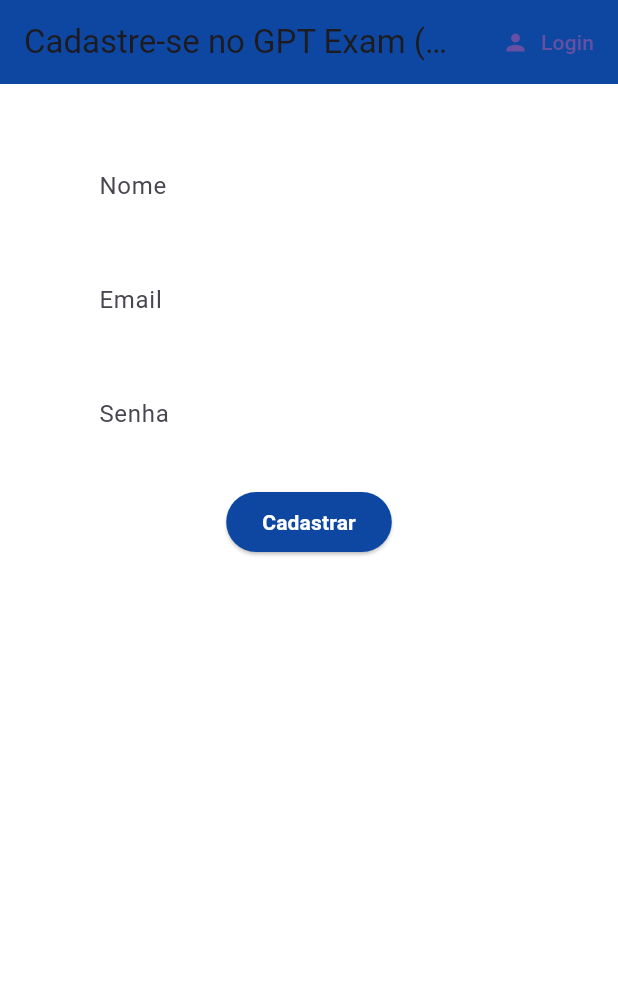
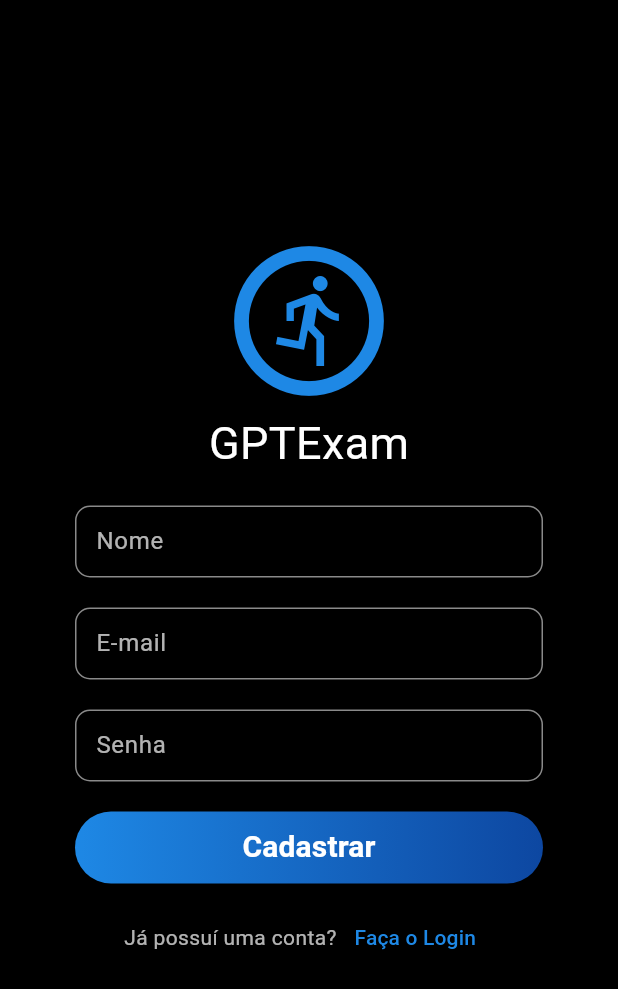
Before and after one commit to WarmMateTea/app_atex_gpt_exam, a Flutter app: the screen it shows after launch, after a tap on "Entrar", after a tap on "Cadastre-se", on a phone screen of 412 x 824 dp. Shown: the top 989 px of the screen. Run offline on Flutter 3.47's test engine with Material 3 defaults, Android fonts, the phone set to English and light mode, and no system bars; our stand-ins replace cloud_firestore, csv, file_picker, firebase_auth, firebase_core, flutter_dotenv and 1 more; missing offline and left inert: dart_openai, media_store_plus; accounts and stored records are empty.

Commit message:
Finished register page
Terminado página de registro e sua integração com a página de login,
também foi alterado alguns quesitos dentro da classe InputField
(input_field.dart).

```diff
--- a/lib/screens/authenticate/register.dart
+++ b/lib/screens/authenticate/register.dart
@@ -1,18 +1,19 @@
 import 'package:app_atex_gpt_exam/services/auth.dart';
 import 'package:app_atex_gpt_exam/shared/constants.dart';
+import 'package:app_atex_gpt_exam/screens/widgets/input_field.dart';
 import 'package:flutter/material.dart';
 
 class Register extends StatefulWidget {
   const Register({super.key, required this.toggleView});
 
-  final Function toggleView;  // quando essa função é ativada, como ela vem lá do authenticate, cuja render depende do estado do que toggleView() manipula, a bool do authenticate muda e ela exibe a tela de login ao invés dessa :D
+  final Function
+      toggleView; // quando essa função é ativada, como ela vem lá do authenticate, cuja render depende do estado do que toggleView() manipula, a bool do authenticate muda e ela exibe a tela de login ao invés dessa :D
 
   @override
   State<Register> createState() => _RegisterState();
 }
 
 class _RegisterState extends State<Register> {
-
   final AuthService _auth = AuthService();
   final _formKey = GlobalKey<FormState>();
   bool loading = false; // TODO: implement loading :)
@@ -23,63 +24,96 @@ class _RegisterState extends State<Register> {
   String name = '';
   String error = '';
 
+  TextEditingController nameController = TextEditingController();
+  TextEditingController emailController = TextEditingController();
+  TextEditingController passwordController = TextEditingController();
 
   @override
   Widget build(BuildContext context) {
     return Scaffold(
-      backgroundColor: Colors.white,
-      appBar: AppBar(
-        backgroundColor: Colors.blue[900],
-        elevation: 0,
-        title: const Text('Cadastre-se no GPT Exam (nome sujeito a mudanças)'),
-        actions: [
-          TextButton.icon(
-            icon: const Icon(Icons.person),
-            label: const Text('Login'),
-            onPressed: () => widget.toggleView(),
-          ),
-        ],
-      ),
-      body: Container(
+      backgroundColor: Colors.black,
+      // appBar: AppBar(
+      //   backgroundColor: Colors.blue[900],
+      //   elevation: 0,
+      //   title: const Text('Cadastre-se no GPT Exam (nome sujeito a mudanças)'),
+      //   actions: [
+      //     TextButton.icon(
+      //       icon: const Icon(Icons.person),
+      //       label: const Text('Login'),
+      //       onPressed: () => widget.toggleView(),
+      //     ),
+      //   ],
+      // ),
+      body: Center(
+        child: Container(
           padding: const EdgeInsets.symmetric(horizontal: 50, vertical: 20),
           child: Form(
             key: _formKey,
             child: Column(
+              mainAxisAlignment: MainAxisAlignment.center,
               children: [
-              const SizedBox(height: 20),
-              TextFormField(
-                decoration: textInputDecoration.copyWith(labelText: 'Nome'),
-                validator: ((value) => value!.isEmpty ? 'Insira um nome' : null),
-                onChanged: (val) {
-                  setState(() => name = val);
-                }
+                Icon(
+                  Icons.run_circle_outlined,
+                  color: Colors.blue.shade600,
+                  size: 120,
+                ),
+                const Text(
+                  "GPTExam",
+                  style: TextStyle(
+                    color: Colors.white,
+                    fontSize: 30,
+                  ),
                 ),
                 const SizedBox(height: 20),
-              TextFormField(
-                decoration: textInputDecoration.copyWith(labelText: 'Email'),
-                validator: ((value) => value!.isEmpty ? 'Insira um email' : null),
+                InputField(
+                  controller: nameController,
+                  labelText: "Nome",
+                  obscureText: false,
+                  validator: (value) =>
+                      value != null && value.isEmpty ? 'Insira seu nome' : null,
                   onChanged: (val) {
-                  setState(() => email = val);
+                    setState(() => name = nameController.text);
                   },
                 ),
                 const SizedBox(height: 20),
-              TextFormField(
-                decoration: textInputDecoration.copyWith(labelText: 'Senha'),
-                validator: ((value) => value!.length < 6 ? 'Insira uma senha com pelo menos 6 caracteres' : null),
-                obscureText: true,
+                InputField(
+                  controller: emailController,
+                  labelText: "E-mail",
+                  obscureText: false,
+                  validator: (value) => value != null && value.isEmpty
+                      ? 'Insira seu e-mail'
+                      : null,
                   onChanged: (val) {
-                  setState(() => password = val);
+                    setState(() => email = emailController.text);
                   },
                 ),
                 const SizedBox(height: 20),
-              ElevatedButton(
-                style: ElevatedButton.styleFrom(
-                  backgroundColor: Colors.blue[900],
-                  foregroundColor: Colors.white
+                InputField(
+                  controller: passwordController,
+                  labelText: "Senha",
+                  obscureText: true,
+                  validator: ((value) => value!.length < 6
+                      ? 'Insira uma senha com pelo menos 6 caracteres'
+                      : null),
+                  onChanged: (val) {
+                    setState(() => password = passwordController.text);
+                  },
                 ),
-                child: const Text(
-                  'Cadastrar',
-                  style: TextStyle(color: Colors.white, fontWeight: FontWeight.bold),
+                const SizedBox(height: 20),
+                Container(
+                  width: double.infinity,
+                  decoration: ShapeDecoration(
+                    shape: const StadiumBorder(),
+                    gradient: LinearGradient(
+                      colors: [
+                        Colors.blue.shade600,
+                        Colors.blue.shade900,
+                      ],
+                    ),
+                  ),
+                  child: TextButton(
+                    style: const ButtonStyle(
+                      splashFactory: NoSplash.splashFactory,
                     ),
                     onPressed: () async {
                       if (_formKey.currentState!.validate()) {
@@ -88,23 +122,59 @@ class _RegisterState extends State<Register> {
                           error = '';
                         });
 
-                    dynamic result = await _auth.registerWithEmailAndPassword(email, password, name);
+                        dynamic result =
+                            await _auth.registerWithEmailAndPassword(
+                                email, password, name);
 
                         if (result == null) {
                           setState(() {
                             loading = false;
-                        error = "O email já está sendo usado. Por favor, insira outro email.";
+                            error =
+                                "O email já está sendo usado. Por favor, insira outro email.";
                           });
                         }
                       } // o 'else' está no Main, que está escutando por mudanças de autenticação
                     },
+                    child: const Text(
+                      "Cadastrar",
+                      style: TextStyle(
+                          color: Colors.white,
+                          fontWeight: FontWeight.bold,
+                          fontSize: 20),
+                    ),
+                  ),
                 ),
                 const SizedBox(height: 12),
-                Text(
-                  error,
-                  style: const TextStyle(color: Colors.red, fontSize: 14)
-                )
+                Row(
+                  mainAxisAlignment: MainAxisAlignment.center,
+                  children: <Widget>[
+                    const Text(
+                      "Já possuí uma conta?",
+                      style: TextStyle(color: Colors.white70),
+                    ),
+                    TextButton(
+                      onPressed: () {
+                        widget.toggleView();
+                      },
+                      style: const ButtonStyle(
+                        splashFactory: NoSplash.splashFactory,
+                      ),
+                      child: Align(
+                        alignment: Alignment.centerRight,
+                        child: Text(
+                          "Faça o Login",
+                          style: TextStyle(
+                            color: Colors.blue.shade600,
+                          ),
+                        ),
+                      ),
+                    ),
                   ],
+                ),
+                Text(error,
+                    style: const TextStyle(color: Colors.red, fontSize: 14))
+              ],
+            ),
           ),
         ),
       ),
--- a/lib/screens/authenticate/sign_in.dart
+++ b/lib/screens/authenticate/sign_in.dart
@@ -32,6 +32,8 @@ class _SignInState extends State<SignIn> {
         error = '';
       });
 
+      // n sei pq ele não aceita os controllers.text como parametro, mas
+      // fodase ta funcionando
       dynamic result = await _auth.signInWithEmailAndPassword(email, password);
 
       if (result == null) {
@@ -96,6 +98,10 @@ class _SignInState extends State<SignIn> {
                   obscureText: false,
                   validator: (value) =>
                       value != null && value.isEmpty ? 'Insira um email' : null,
+                  onChanged: (val) {
+                    print('sla: $val');
+                    setState(() => email = emailController.text);
+                  },
                 ),
                 const SizedBox(height: 20),
                 // TextFormField(
@@ -116,6 +122,10 @@ class _SignInState extends State<SignIn> {
                   validator: (value) => value!.length < 6
                       ? "Insira uma senha com pelo menos 6 caracteres"
                       : null,
+                  onChanged: (val) {
+                    print('poha: $val');
+                    setState(() => password = passwordController.text);
+                  },
                 ),
                 const SizedBox(height: 20),
                 // ElevatedButton(
--- a/lib/screens/widgets/input_field.dart
+++ b/lib/screens/widgets/input_field.dart
@@ -7,12 +7,14 @@ class InputField extends StatelessWidget {
     required this.labelText,
     required this.obscureText,
     required this.validator,
+    required this.onChanged,
   });
 
   final TextEditingController controller;
   final String labelText;
   final bool obscureText;
   final String? Function(String?)? validator;
+  final void Function(String?)? onChanged;
 
   @override
   Widget build(BuildContext context) {
@@ -20,6 +22,7 @@ class InputField extends StatelessWidget {
       controller: controller,
       obscureText: obscureText,
       validator: validator,
+      onChanged: onChanged,
       style: const TextStyle(
         color: Colors.white70,
         fontSize: 16,
--- a/lib/screens/wrapper.dart
+++ b/lib/screens/wrapper.dart
@@ -15,7 +15,7 @@ class Wrapper extends StatelessWidget {
     print('^ from: Wrapper at ${DateTime.now()}');
 
     // dependendo da autenticação (se user == null, nenhum user logado) redirecionar para tela de autenticação ou home direto
-    AuthService().signOut();
+    // AuthService().signOut();
 
     if (user == null) {
       return const Authenticate();
```
Lines whose indentation alone changed are shown as unchanged.
